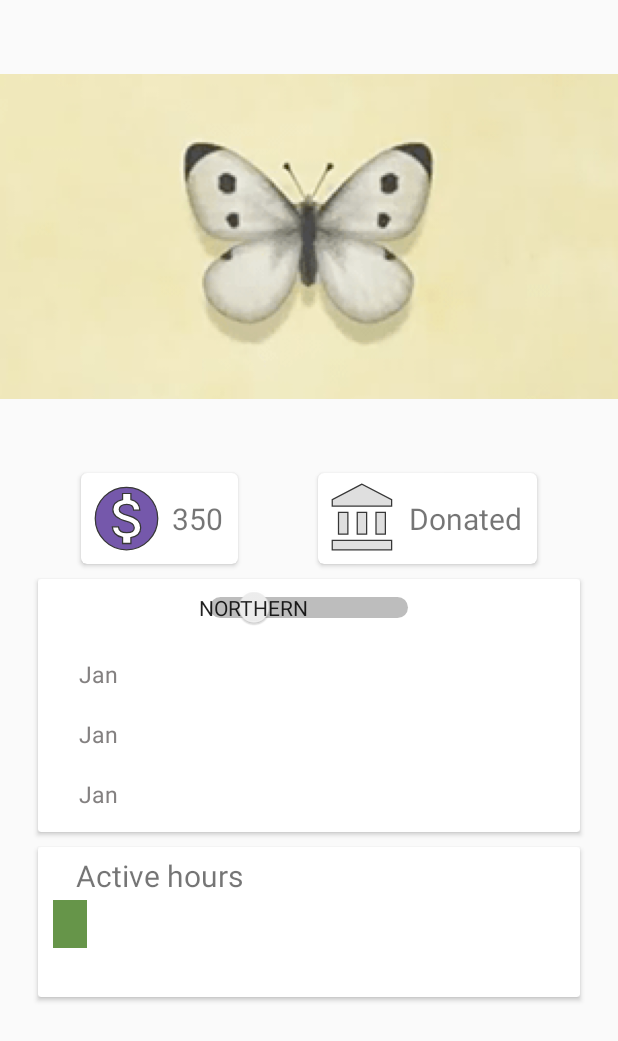
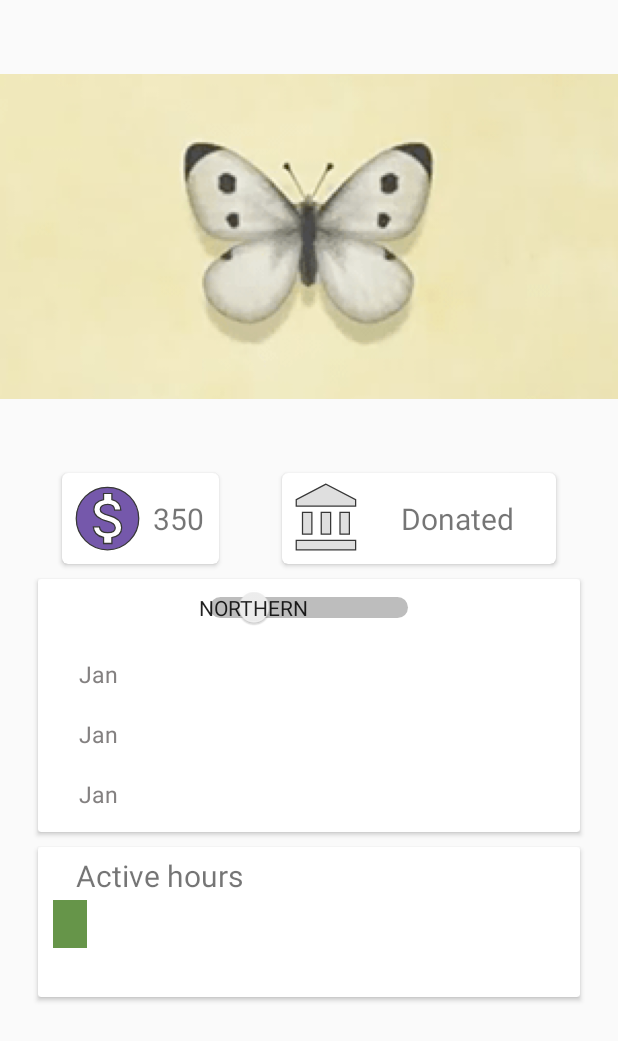
Before and after one commit to WildcardTJ/ACapp, an Android app: the layout fragment_insect_detail.xml on its own in the app's theme, with its tools: preview values and no code run, on a phone screen of 412 x 824 dp. Shown: the top 1041 px of the screen. Run offline under Robolectric (Android 15) with nearby library versions, the phone set to English and light mode, and no system bars.

Commit message:
moved unit testable logic to VM, updated the donation icon to not change in size when the status changes

```diff
--- a/app/src/main/res/layout/fragment_insect_detail.xml
+++ b/app/src/main/res/layout/fragment_insect_detail.xml
@@ -27,19 +27,19 @@
             android:layout_height="wrap_content">
 
             <ImageView
-                android:id="@+id/value_image"
+                android:id="@+id/price_image"
                 android:layout_width="wrap_content"
                 android:layout_height="wrap_content"
                 android:layout_gravity="center_vertical"
                 android:padding="5dp"
                 android:src="@drawable/value"
                 app:layout_constraintBottom_toBottomOf="parent"
-                app:layout_constraintEnd_toStartOf="@id/insect_value"
+                app:layout_constraintEnd_toStartOf="@id/price_text"
                 app:layout_constraintStart_toStartOf="parent"
                 app:layout_constraintTop_toTopOf="parent" />
 
             <TextView
-                android:id="@+id/insect_value"
+                android:id="@+id/price_text"
                 android:layout_width="wrap_content"
                 android:layout_height="wrap_content"
                 android:layout_gravity="center"
@@ -48,7 +48,7 @@
                 android:textSize="20sp"
                 app:layout_constraintBottom_toBottomOf="parent"
                 app:layout_constraintEnd_toEndOf="parent"
-                app:layout_constraintStart_toEndOf="@id/value_image"
+                app:layout_constraintStart_toEndOf="@id/price_image"
                 app:layout_constraintTop_toTopOf="parent"
                 tools:text="350" />
 
@@ -73,11 +73,10 @@
                 android:id="@+id/donated_image"
                 android:layout_width="wrap_content"
                 android:layout_height="wrap_content"
-                android:layout_gravity="center_vertical"
                 android:padding="5dp"
                 android:src="@drawable/ic_donated_large"
                 app:layout_constraintBottom_toBottomOf="parent"
-                app:layout_constraintEnd_toStartOf="@id/insect_donated"
+                app:layout_constraintEnd_toStartOf="@id/not_donated_text"
                 app:layout_constraintStart_toStartOf="parent"
                 app:layout_constraintTop_toTopOf="parent"
                 tools:visibility="visible" />
@@ -86,27 +85,40 @@
                 android:id="@+id/not_donated_image"
                 android:layout_width="wrap_content"
                 android:layout_height="wrap_content"
-                android:layout_gravity="center_vertical"
                 android:padding="5dp"
                 android:src="@drawable/ic_not_donated_large"
                 app:layout_constraintBottom_toBottomOf="parent"
-                app:layout_constraintEnd_toStartOf="@id/insect_donated"
+                app:layout_constraintEnd_toStartOf="@id/not_donated_text"
                 app:layout_constraintStart_toStartOf="parent"
                 app:layout_constraintTop_toTopOf="parent"
                 tools:visibility="invisible" />
 
             <TextView
-                android:id="@+id/insect_donated"
+                android:id="@+id/not_donated_text"
                 android:layout_width="wrap_content"
                 android:layout_height="wrap_content"
-                android:layout_gravity="center_vertical"
                 android:layout_marginEnd="10dp"
+                android:text="@string/not_donated"
+                android:textSize="20sp"
+                android:visibility="visible"
+                app:layout_constraintBottom_toBottomOf="parent"
+                app:layout_constraintEnd_toEndOf="parent"
+                app:layout_constraintStart_toEndOf="@id/not_donated_image"
+                app:layout_constraintTop_toTopOf="parent"
+                tools:visibility="invisible" />
+
+            <TextView
+                android:id="@+id/donated_text"
+                android:layout_width="wrap_content"
+                android:layout_height="wrap_content"
+                android:layout_marginEnd="10dp"
+                android:text="@string/donated"
                 android:textSize="20sp"
                 app:layout_constraintBottom_toBottomOf="parent"
                 app:layout_constraintEnd_toEndOf="parent"
                 app:layout_constraintStart_toEndOf="@id/not_donated_image"
                 app:layout_constraintTop_toTopOf="parent"
-                tools:text="Donated" />
+                tools:visibility="visible" />
 
         </androidx.constraintlayout.widget.ConstraintLayout>
 
@@ -160,7 +172,6 @@
 
     </androidx.cardview.widget.CardView>
 
-
     <androidx.cardview.widget.CardView
         android:id="@+id/hours_card"
         android:layout_width="match_parent"
--- a/app/src/main/res/values/strings.xml
+++ b/app/src/main/res/values/strings.xml
@@ -27,7 +27,7 @@
     <string name="wildcard_value">%s</string>
     <string name="not_donated">Not Donated</string>
     <string name="donated">Donated</string>
-    <string name="price_data_unavailable">Price data not collected</string>
+    <string name="price_data_unavailable">\?\?\?</string>
     <string name="seasonality">Seasonality</string>
     <string name="active_hours">Active hours</string>
     <string name="northern">Northern</string>
```
Also changed, not shown: app/src/main/java/com/example/animalcrossing/ui/insect/InsectDetailFragment.kt (+10 -45 lines), app/src/main/java/com/example/animalcrossing/ui/insect/InsectDetailViewModel.kt (+41 -0 lines).
